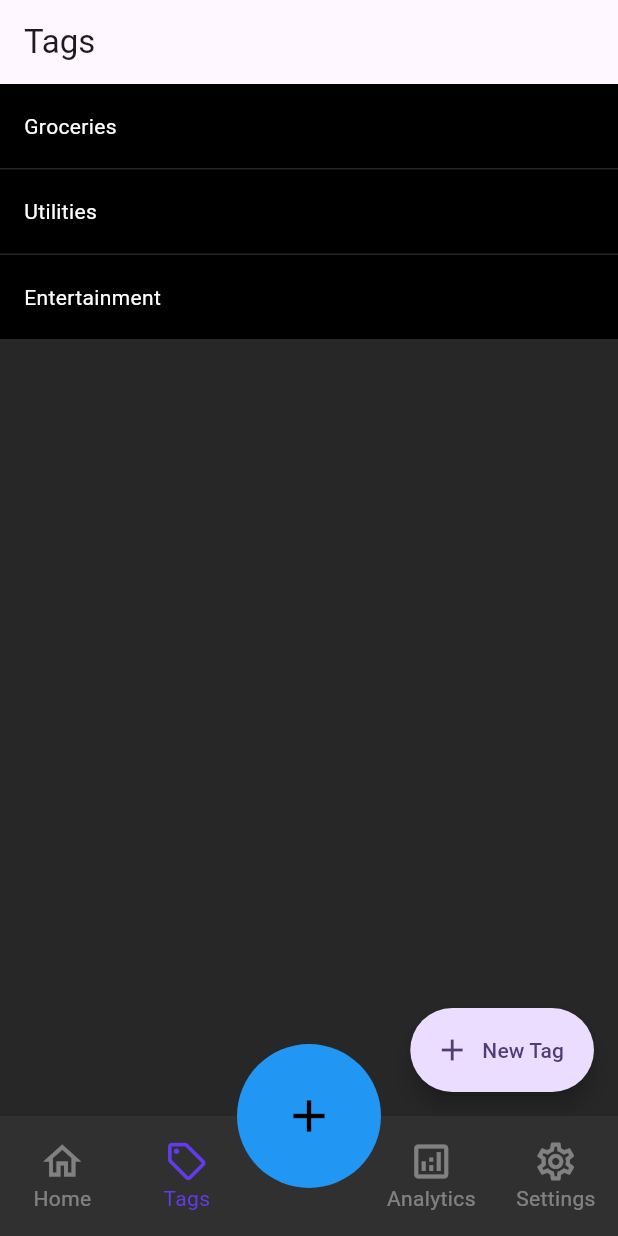
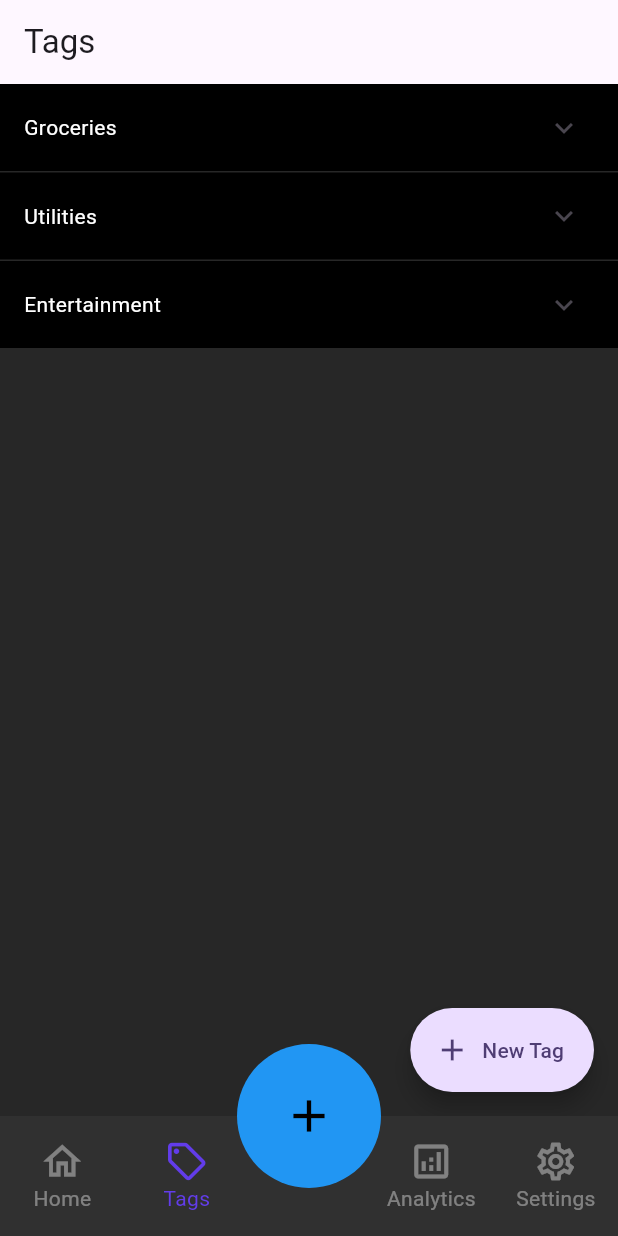
Before and after one commit to GolemT/Flutter_FinanceTracker, a Flutter app: the screen it shows after launch, item 2 of the bottom bar chosen, on a phone screen of 412 x 824 dp. Run offline on Flutter 3.47's test engine with Material 3 defaults, Android fonts, the phone set to English and light mode, and no system bars.

Commit message:
update: changed the List tiles to dropdowns and added the inputs in the expandable tile

```diff
--- a/lib/components/nav_bar.dart
+++ b/lib/components/nav_bar.dart
@@ -61,12 +61,12 @@ Widget navItem(IconData icon, bool selected, String text, {Function()? onTap}) {
         children: [
           Icon(
             icon,
-            color: selected ? Color(0xFF623CEA) : Color(0x66FAFAFA),
+            color: selected ? const Color(0xFF623CEA) : const Color(0x66FAFAFA),
             size: 30.0,
           ),
           Text(
             text,
-            style: TextStyle(color: selected ? Color(0xFF623CEA) : Color(0x66FAFAFA)),
+            style: TextStyle(color: selected ? const Color(0xFF623CEA) : const Color(0x66FAFAFA)),
           ),
         ],
       ),
--- a/lib/screens/tags_screen.dart
+++ b/lib/screens/tags_screen.dart
@@ -9,7 +9,15 @@ class TagsScreen extends StatefulWidget {
 }
 
 class _TagScreenState extends State<TagsScreen> {
-  final List tags = ['Groceries', 'Utilities', 'Entertainment'];
+  final List<Map<String, String>> tags = [
+    {'title': 'Groceries', 'description': 'dsjflkhsdjkfhslkdfhkdshgkd'},
+    {'title': 'Utilities', 'description': 'djkshgflkghadkghfdjvnsdkn'},
+    {
+      'title': 'Entertainment',
+      'description':
+          'fdöybjndsökb iaugpnrehwgvrpvtiueiebrtbemhrawibghslegirwanötertwitbnörbösgnsrg rhgrehreg'
+    },
+  ];
 
   @override
   Widget build(BuildContext context) {
@@ -20,6 +28,7 @@ class _TagScreenState extends State<TagsScreen> {
       body: ListView.builder(
         itemCount: tags.length,
         itemBuilder: (context, index) {
+          final tag = tags[index];
           return Container(
             decoration: const BoxDecoration(
                 color: Color(0xFF000000),
@@ -28,9 +37,82 @@ class _TagScreenState extends State<TagsScreen> {
                         color: Color(0xFF272727),
                         style: BorderStyle.solid,
                         strokeAlign: BorderSide.strokeAlignInside))),
-            child: ListTile(
-              title: Text(tags[index],
+            child: ExpansionTile(
+              title: Text(tag['title']!,
                   style: Theme.of(context).textTheme.bodyMedium),
+              children: <Widget>[
+                Container(
+                  color: Colors.grey[900],
+                  child: Padding(
+                    padding: const EdgeInsets.all(16.0),
+                    child: Column(
+                      crossAxisAlignment: CrossAxisAlignment.start,
+                      children: <Widget>[
+                        TextField(
+                          decoration: InputDecoration(
+                            hintText: tag['title'],
+                            hintStyle: const TextStyle(color: Colors.white),
+                            helperText: 'Name',
+                            helperStyle: const TextStyle(color: Colors.white),
+                            fillColor: Colors.grey,
+                            filled: true,
+                          ),
+                        ), // Ende TextField 1
+                        const SizedBox(height: 8.0),
+                        TextField(
+                          decoration: InputDecoration(
+                            hintText: tag['description'],
+                            hintStyle: const TextStyle(color: Colors.white),
+                            helperText: 'Description',
+                            helperStyle: const TextStyle(color: Colors.white),
+                            fillColor: Colors.grey,
+                            filled: true,
+                          ),
+                        ), // Ende TextField 2
+                        const SizedBox(height: 16.0),
+                        Row(
+                          mainAxisAlignment: MainAxisAlignment.spaceEvenly,
+                          children: <Widget>[
+                            ElevatedButton(
+                              onPressed: () {},
+                              style: ElevatedButton.styleFrom(
+                                shape: const CircleBorder(),
+                                padding: const EdgeInsets.all(8.0),
+                                minimumSize: const Size(37, 37),
+                                maximumSize: const Size(37, 37),
+                                backgroundColor: Colors.red,
+                              ), // Ende ElevatedButton.styleFrom
+                              child: const Icon(
+                                Icons.delete,
+                                color: Colors.white,
+                                size: 20,
+                              ),
+                            ),
+                            const SizedBox(width: 240.0),
+                            // Ende ElevatedButton 1
+                            ElevatedButton(
+                              onPressed: () {},
+                              style: ElevatedButton.styleFrom(
+                                shape: const CircleBorder(),
+                                padding: const EdgeInsets.all(8.0),
+                                minimumSize: const Size(37, 37),
+                                maximumSize: const Size(37, 37),
+                                backgroundColor: Colors.green,
+                              ), // Ende ElevatedButton.styleFrom
+                              child: const Icon(
+                                Icons.check,
+                                color: Colors.white,
+                                size: 20,
+                              ),
+                            ),
+                            // Ende ElevatedButton 2
+                          ], // Ende children Row
+                        ), // Ende Row
+                      ], // Ende children Column
+                    ), // Ende Column
+                  ),
+                ), // Ende Padding
+              ],
             ),
           );
         },
```
